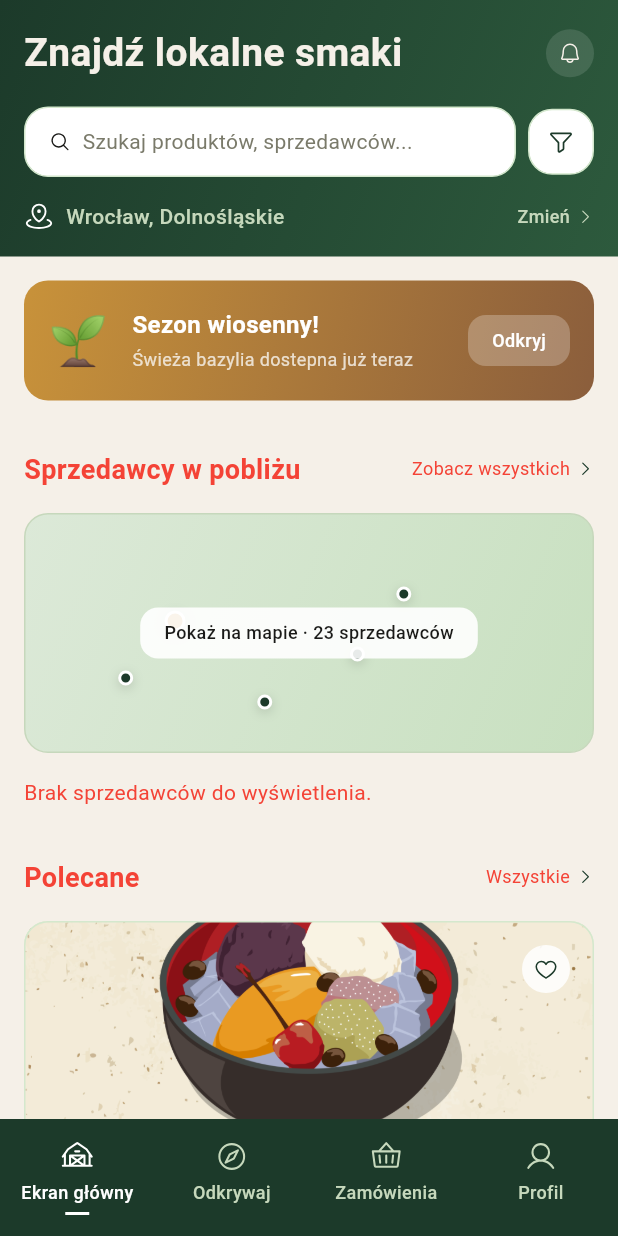
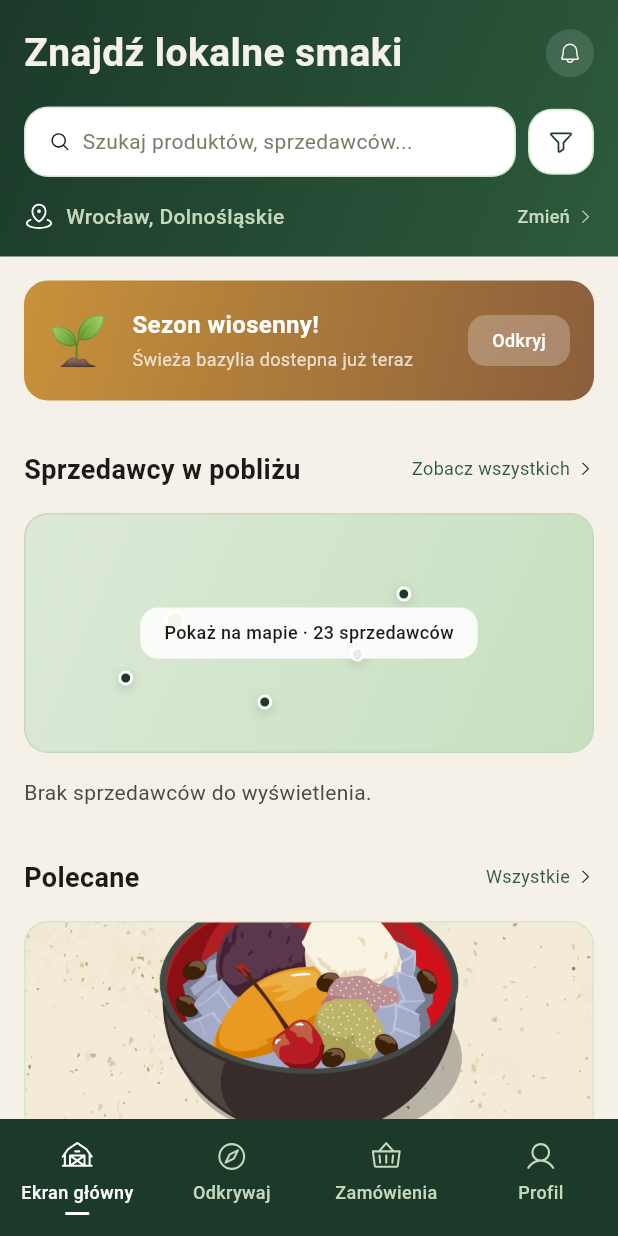
Before and after one commit to Cay00/LokalnyKoszyk, a Flutter app: the AppRouter screen opened directly, on a phone screen of 412 x 824 dp. Run offline on Flutter 3.47's test engine with Material 3 defaults, Android fonts, the phone set to English and light mode, and no system bars; our stand-ins replace flutter_riverpod, flutter_svg, geolocator, supabase_flutter; accounts and stored records are empty.

Commit message:
feat: refactor typography styles and remove like functionality from product components

```diff
--- a/lib/core/themes/app_theme.dart
+++ b/lib/core/themes/app_theme.dart
@@ -31,92 +31,79 @@ class AppTypography {
   static const TextStyle header = TextStyle(
     fontSize: 24,
     fontWeight: FontWeight.w600,
-    color: Colors.red,
-    //color: AppColors.textPrimary,
+    color: AppColors.textPrimary,
   );
 
   static const TextStyle sectionHeader = TextStyle(
     fontSize: 18,
     fontWeight: FontWeight.w600,
-    color: Colors.red,
-    //color: AppColors.textPrimary,
+    color: AppColors.textPrimary,
   );
 
   static const TextStyle sectionHeaderAction = TextStyle(
     fontSize: 12,
-    color: Colors.red,
-    //color: AppColors.primaryLight,
+    color: AppColors.primaryLight,
   );
 
   static const TextStyle productNameNormal = TextStyle(
     fontSize: 18,
     fontWeight: FontWeight.w600,
-    color: Colors.red,
-    //color: AppColors.textPrimary,
+    color: AppColors.textPrimary,
   );
 
   static const TextStyle productNameSmall = TextStyle(
     fontSize: 16,
     fontWeight: FontWeight.w600,
-    color: Colors.red,
-    //color: AppColors.textPrimary,
+    color: AppColors.textPrimary,
   );
 
   static const TextStyle productNameTiny = TextStyle(
     fontSize: 14,
     fontWeight: FontWeight.w600,
-    color: Colors.red,
-    //color: AppColors.textPrimary,
+    color: AppColors.textPrimary,
   );
 
   static const TextStyle price = TextStyle(
     fontSize: 18,
     fontWeight: FontWeight.w600,
-    color: Colors.red,
-    //color: AppColors.primary,
+    color: AppColors.primary,
   );
 
   static const TextStyle priceSmall = TextStyle(
     fontSize: 16,
     fontWeight: FontWeight.w600,
-    color: Colors.red,
-    //color: AppColors.primary,
+    color: AppColors.primary,
   );
 
   static const TextStyle body = TextStyle(
     fontSize: 14,
     height: 1.5,
     fontWeight: FontWeight.w400,
-    color: Colors.red,
-    //color: AppColors.textSecondary,
+    color: AppColors.textSecondary,
   );
 
   static const TextStyle caption = TextStyle(
     fontSize: 12,
     fontWeight: FontWeight.w400,
-    color: Colors.red,
-    //color: AppColors.textSecondary,
+    color: AppColors.textSecondary,
   );
 
   static const TextStyle captionOnDark = TextStyle(
     fontSize: 12,
     fontWeight: FontWeight.w400,
-    color: Colors.red,
-    //color: AppColors.textOnDark,
+    color: AppColors.textOnDark,
   );
 
   static const TextStyle smallCaption = TextStyle(
     fontSize: 10,
     fontWeight: FontWeight.w400,
-    color: Colors.red,
-    //color: AppColors.textSecondary,
+    color: AppColors.textSecondary,
   );
 
   static const TextStyle buttonDark = TextStyle(
     fontSize: 16,
     fontWeight: FontWeight.w600,
-    color: Colors.red,
-    //color: AppColors.textSecondary,
+    color: AppColors.textSecondary,
   );
 
 
--- a/lib/screens/discover_screen.dart
+++ b/lib/screens/discover_screen.dart
@@ -84,8 +84,6 @@ class DiscoverScreen extends ConsumerWidget {
                       ),
                       name: product.name,
                       price: product.pricePerOfferLabel,
-                      isLiked: state.liked.contains(product.id),
-                      onToggleLike: () => vm.toggleLike(product.id),
                       onTap: () => onOpenProductDetails?.call(product),
                       onAddToCart: () async {
                         final error = await vm.addToCart(product);
--- a/lib/screens/home_screen.dart
+++ b/lib/screens/home_screen.dart
@@ -82,12 +82,8 @@ class _HomeScreenState extends ConsumerState<HomeScreen> {
         ),
         _FeaturedProductsSection(
           products: state.featuredProducts,
-          liked: state.liked,
           onOpenDetails: (ProductUiModel product) {
             widget.onOpenProductDetails?.call(product);
-          },
-          onToggleLike: (String id) {
-            ref.read(homeViewModelProvider.notifier).toggleLike(id);
           },
           onAddToCart: _addToCart,
         ),
@@ -283,16 +279,12 @@ class _SeasonalBanner extends StatelessWidget {
 class _FeaturedProductsSection extends StatelessWidget {
   const _FeaturedProductsSection({
     required this.products,
-    required this.liked,
     required this.onOpenDetails,
-    required this.onToggleLike,
     required this.onAddToCart,
   });
 
   final List<ProductUiModel> products;
-  final Set<String> liked;
   final ValueChanged<ProductUiModel> onOpenDetails;
-  final ValueChanged<String> onToggleLike;
   final ValueChanged<ProductUiModel> onAddToCart;
 
   @override
@@ -312,9 +304,7 @@ class _FeaturedProductsSection extends StatelessWidget {
               padding: const EdgeInsets.only(bottom: 16),
               child: ProductTile(
                 product: product,
-                isLiked: liked.contains(product.id),
                 onOpenDetails: () => onOpenDetails(product),
-                onToggleLike: () => onToggleLike(product.id),
                 onAddToCart: () => onAddToCart(product),
               ),
             );
--- a/lib/screens/producer/producer_tile.dart
+++ b/lib/screens/producer/producer_tile.dart
@@ -89,11 +89,7 @@ class ProducerTile extends StatelessWidget {
                             name,
                             maxLines: 1,
                             overflow: TextOverflow.ellipsis,
-                            style: const TextStyle(
-                              fontSize: 14,
-                              fontWeight: FontWeight.w500,
-                              color: AppColors.textPrimary,
-                            ),
+                            style: AppTypography.productNameTiny,
                           ),
                         ),
                         if (verified) ...<Widget>[
--- a/lib/screens/product/product_tile.dart
+++ b/lib/screens/product/product_tile.dart
@@ -12,16 +12,12 @@ class ProductTile extends StatelessWidget {
   const ProductTile({
     super.key,
     required this.product,
-    required this.isLiked,
     required this.onOpenDetails,
-    required this.onToggleLike,
     required this.onAddToCart,
   });
 
   final ProductData product;
-  final bool isLiked;
   final VoidCallback onOpenDetails;
-  final VoidCallback onToggleLike;
   final VoidCallback onAddToCart;
 
   @override
@@ -60,34 +56,6 @@ class ProductTile extends StatelessWidget {
                             Object error,
                             StackTrace? stackTrace,
                           ) => const SizedBox.shrink(),
-                    ),
-                  ),
-                  Positioned(
-                    top: 16,
-                    right: 16,
-                    child: InkWell(
-                      onTap: onToggleLike,
-                      borderRadius: BorderRadius.circular(AppRadius.normal),
-                      child: Container(
-                        width: 32,
-                        height: 32,
-                        decoration: BoxDecoration(
-                          color: Colors.white.withValues(alpha: 0.85),
-                          shape: BoxShape.circle,
-                        ),
-                        alignment: Alignment.center,
-                        child: SvgPicture.asset(
-                          isLiked
-                              ? 'assets/icons/heart-fill.svg'
-                              : 'assets/icons/heart.svg',
-                          width: 16,
-                          height: 16,
-                          colorFilter: ColorFilter.mode(
-                            isLiked ? Colors.redAccent : AppColors.primary,
-                            BlendMode.srcIn,
-                          ),
-                        ),
-                      ),
                     ),
                   ),
                 ],
--- a/lib/widgets/common/primary_action_button.dart
+++ b/lib/widgets/common/primary_action_button.dart
@@ -27,7 +27,10 @@ class PrimaryActionButton extends StatelessWidget {
           padding: const EdgeInsets.symmetric(vertical: 12),
           elevation: 0,
         ),
-        child: Text(label, style: AppTypography.buttonDark),
+        child: Text(
+          label,
+          style: AppTypography.buttonDark.copyWith(color: AppColors.white),
+        ),
       ),
     );
   }
```
Also changed, not shown: lib/screens/checkout/orders_screen.dart (+5 -16 lines), lib/screens/product/product_card.dart (+1 -39 lines).
